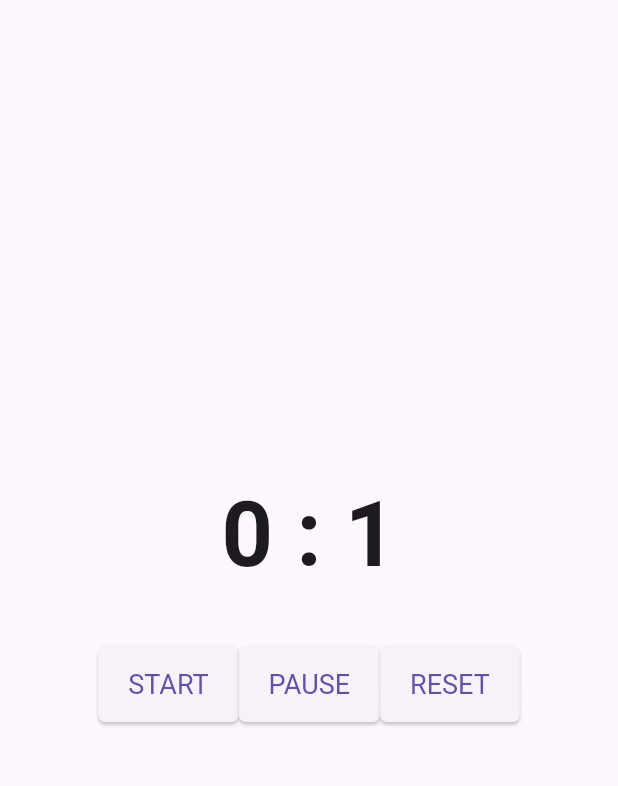
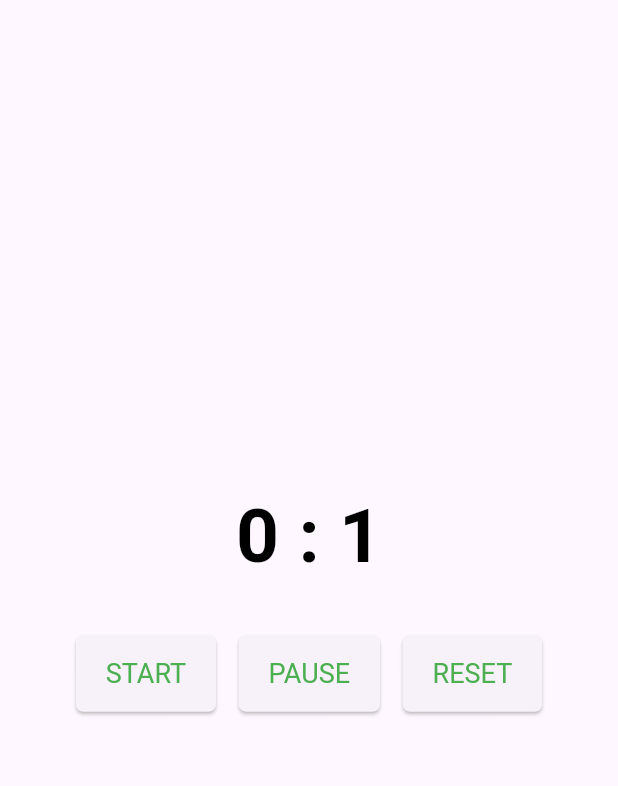
Before and after one commit to Rebeka97/stopwatch, a Flutter app: the screen it shows after launch, after a tap on "START", after a tap on "PAUSE", on a phone screen of 412 x 824 dp, the part 63-849 px from its top. Run offline on Flutter 3.47's test engine with Material 3 defaults, Android fonts, the phone set to English and light mode, and no system bars.

Commit message:
Updated button and screen color

```diff
--- a/lib/main.dart
+++ b/lib/main.dart
@@ -1,5 +1,5 @@
 import 'package:flutter/material.dart';
-import 'dart:async'; // enélkül nem megy a TIMER
+import 'dart:async'; //enelkul nem megy a TIMER
 
 void main() {
   runApp(const CounterApp());
@@ -18,6 +18,7 @@ class _CounterAppState extends State<CounterApp> {
   late Timer _timer;
 
   bool _isRunning = false; //logikai valtozo a mar futo szamlalomhoz
+  bool _highlightChange = false; //percvaltasnak szinvaltas
 
   /*void _increment() { //valtozo novelese
     setState(() {
@@ -33,22 +34,33 @@ class _CounterAppState extends State<CounterApp> {
     _timer = Timer.periodic(const Duration(seconds: 1), (timer) {
       //masodpercenkent no
       setState(() {
+        if (_counter == 1) {
+          _highlightChange = false;
+        }
         _counter++;
 
         if (_counter == 60) {
           // 60 masodpercenkent noveli a percet es nullaza a mp-t
           _counter = 0;
           _minutes++;
+          _highlightChange = true;
         }
       });
     });
   }
 
   void _pause() {
+    //TASK: NEM INDUL UJRA A SZAMLALAS!
     //valtozo novelesenek megallitasa
+    if (!_isRunning) return; //csak futasnal lehet leallitani
+
+    if (_timer.isActive) {
+      //amikor aktiv, akkor leall
+      _timer.cancel();
+    }
+
     setState(() {
-      _timer.cancel();
-      _isRunning = false;
+      _isRunning = false; //ujra mukodik a start gomb
     });
   }
 
@@ -60,6 +72,7 @@ class _CounterAppState extends State<CounterApp> {
       _minutes = 0;
       _timer.cancel(); //ne induljon ujra
       _isRunning = false;
+      _highlightChange = false;
     });
   }
 
@@ -67,9 +80,20 @@ class _CounterAppState extends State<CounterApp> {
   Widget build(BuildContext context) {
     //gombok formazasa
     final ButtonStyle buttonStyle = ElevatedButton.styleFrom(
+      foregroundColor: Colors.green,
+
       shape: RoundedRectangleBorder(borderRadius: BorderRadius.circular(5)),
       padding: const EdgeInsets.symmetric(horizontal: 20, vertical: 15),
       textStyle: const TextStyle(fontSize: 18),
+    );
+
+    //kijelzo zoldre valtasa minden percben
+    final Color displayColor = _highlightChange ? Colors.green : Colors.black;
+
+    final TextStyle displayStyle = TextStyle(
+      fontSize: 50,
+      fontWeight: FontWeight.bold,
+      color: displayColor,
     );
 
     return MaterialApp(
@@ -84,22 +108,12 @@ class _CounterAppState extends State<CounterApp> {
               Row(
                 mainAxisAlignment: MainAxisAlignment.center,
                 //kozepre igazitja egy sorba a szamlalokat
-                children: [
-                  Text(
-                    '$_minutes : ', //a perc valtozom meghivasa
-                    style: const TextStyle(
-                      fontSize: 60,
-                      fontWeight: FontWeight.bold,
-                    ),
-                  ),
-
-                  Text(
-                    '$_counter', //a masodperc valtozom meghivasa
-                    style: const TextStyle(
-                      fontSize: 60,
-                      fontWeight: FontWeight.bold,
-                    ),
-                  ),
+                children: <Widget>[
+                  Text(_minutes.toString(), style: displayStyle),
+                  //a perc valtozom
+                  Text(' : ', style: displayStyle),
+                  Text(_counter.toString(), style: displayStyle),
+                  //a masodperc valtozom
                 ],
               ),
 
@@ -116,11 +130,15 @@ class _CounterAppState extends State<CounterApp> {
                     child: const Text('START'),
                   ),
 
+                  const SizedBox(width: 15),
+
                   ElevatedButton(
                     onPressed: _pause,
                     style: buttonStyle,
                     child: const Text('PAUSE'),
                   ),
+
+                  const SizedBox(width: 15),
 
                   ElevatedButton(
                     onPressed: _reset,
```
